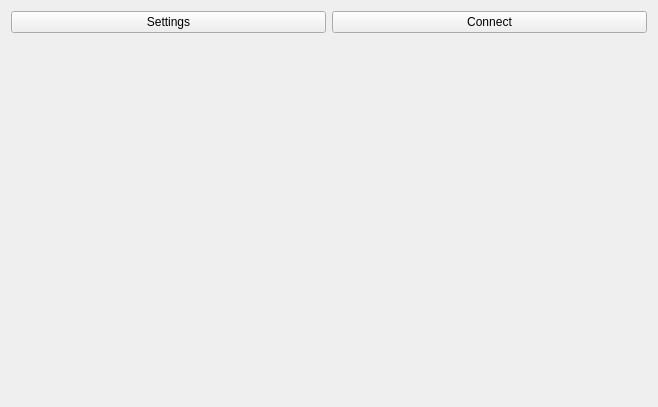
Qt form newconnect.ui (nghtsnw/etrodiag) before a commit.
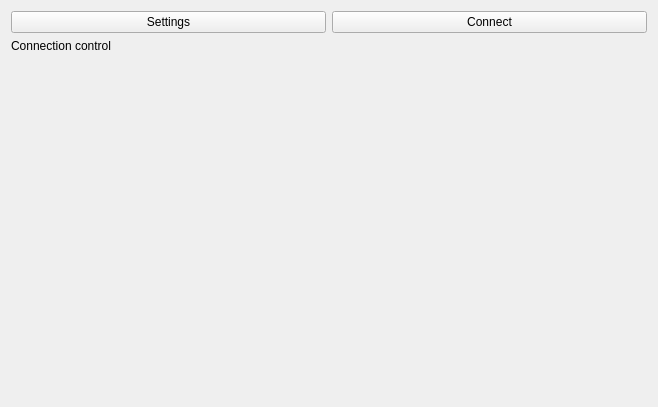
The same form after that commit.

```diff
--- a/newconnect.ui
+++ b/newconnect.ui
@@ -65,6 +65,13 @@
      </item>
     </layout>
    </item>
+   <item>
+    <widget class="QLabel" name="consoleLabel">
+     <property name="text">
+      <string>Connection control</string>
+     </property>
+    </widget>
+   </item>
    <item>
     <widget class="QFrame" name="consoleFrame">
      <property name="sizePolicy">
```
